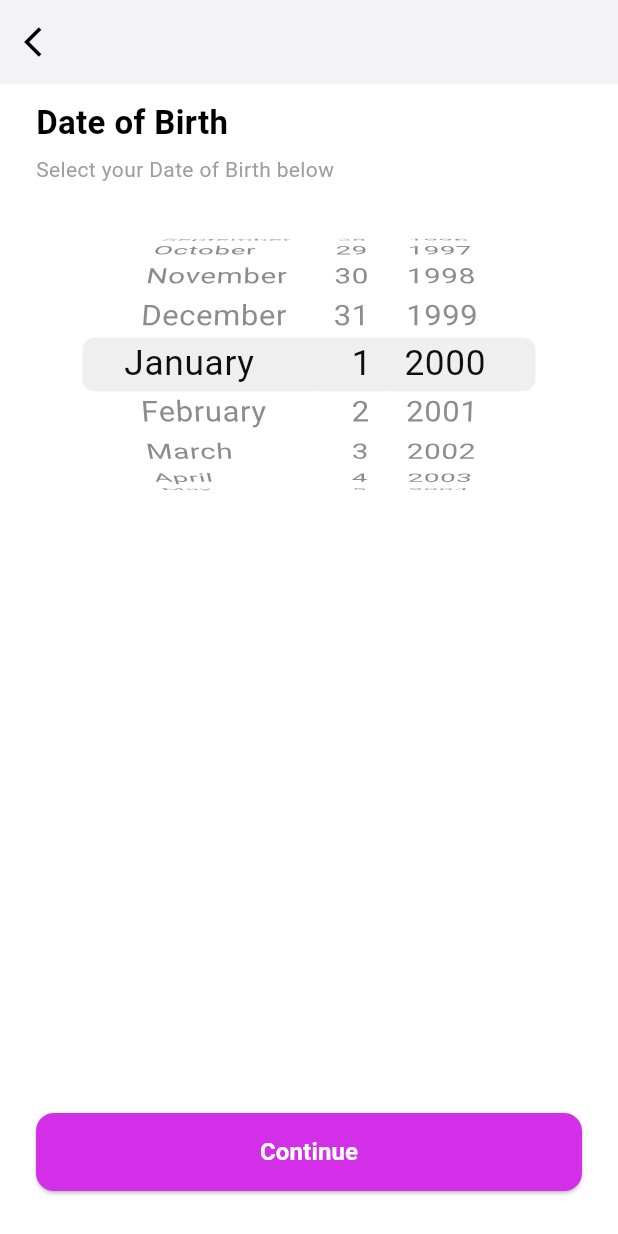
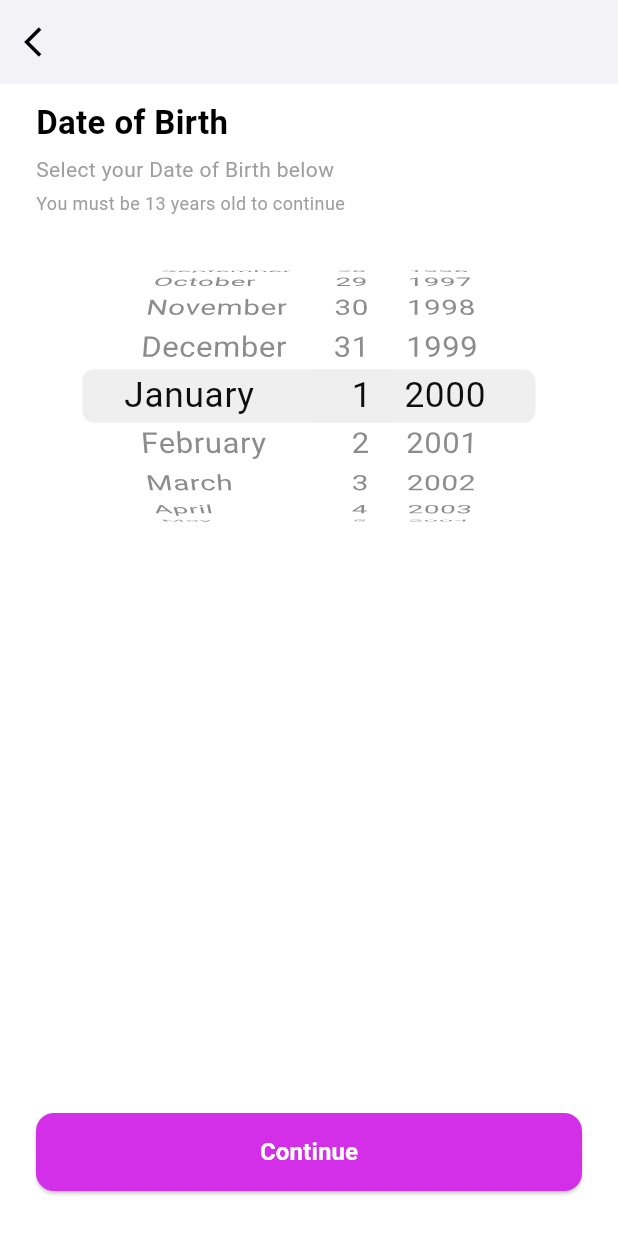
Before and after one commit to RtechnologiesMobileApp/whisp, a Flutter app: the DobScreen screen opened by its route, on a phone screen of 412 x 824 dp. Run offline on Flutter 3.47's test engine with Material 3 defaults, Android fonts, the phone set to English and light mode, and no system bars; our stand-ins replace country_picker, dio, firebase_auth, firebase_core, flutter_screenutil, get and 4 more; missing offline and left inert: flutter_cupertino_date_picker_fork; accounts and stored records are empty.

Commit message:
dob updated

```diff
--- a/lib/features/auth/view/dob_screen.dart
+++ b/lib/features/auth/view/dob_screen.dart
@@ -49,6 +49,14 @@ class DobScreen extends StatelessWidget {
                 color: Colors.grey,
               ),
             ),
+            const SizedBox(height: 4),
+            const Text(
+              "You must be 13 years old to continue",
+              style: TextStyle(
+                fontSize: 12,
+                color: Colors.grey,
+              ),
+            ),
 
             const SizedBox(height: 20),
 
```
Also changed, not shown: lib/features/auth/controllers/dob_controller.dart (+20 -0 lines).
